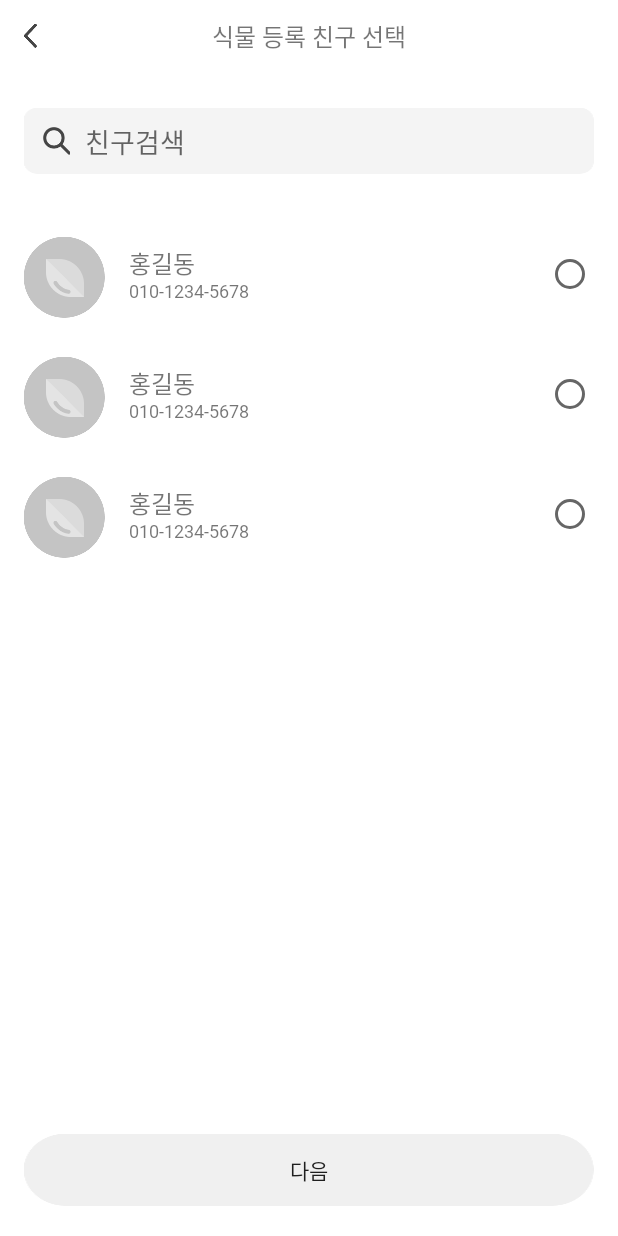
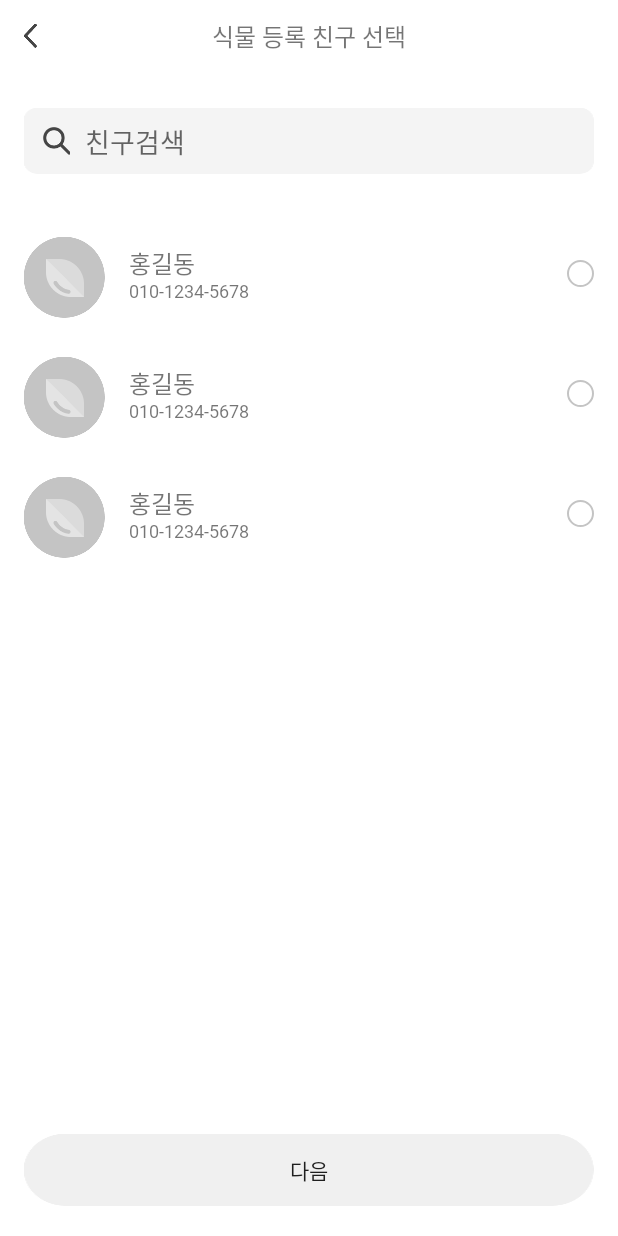
Before and after one commit to TeamCherish/CherishAndroid, an Android app: the layout activity_phonebook.xml on its own in the app's theme, with its tools: preview values and no code run, on a phone screen of 412 x 824 dp. Run offline under Robolectric (Android 15) with nearby library versions, the phone set to English and light mode, and no system bars.

Commit message:
[chore]:radiobtn_custom

```diff
--- a/app/src/main/java/com/sopt/cherish/ui/enrollment/EnrollPlantActicity.kt
+++ b/app/src/main/java/com/sopt/cherish/ui/enrollment/EnrollPlantActicity.kt
@@ -29,6 +29,11 @@ class EnrollPlantActicity : AppCompatActivity(),WeekPickerDialogFragment.TestDia
         binding = AcitivityEnrollplantBinding.inflate(layoutInflater)
 
         setContentView(binding.root)
+
+        binding.phoneName.text=intent.getStringExtra("phonename")
+        binding.phoneNumber.text=intent.getStringExtra("phonenumber")
+
+      //  intent.getStringExtra("phonenumber")
 
         binding.imageButton.setOnClickListener {
             val intent = Intent(this, PhoneBookActivity::class.java)
--- a/app/src/main/java/com/sopt/cherish/ui/enrollment/PhoneBookActivity.kt
+++ b/app/src/main/java/com/sopt/cherish/ui/enrollment/PhoneBookActivity.kt
@@ -46,9 +46,14 @@ class PhoneBookActivity : AppCompatActivity() {
         setContentView(binding.root)
         checkAndStart()
 
+
         // 버튼 클릭하면 라디오 버튼 선택한 데이터가 다음 식물등록 뷰에 보여지는 부분
         binding.buttonnext.setOnClickListener {
             val intent = Intent(this, EnrollPlantActicity::class.java)
+            Toast.makeText(this,madapter.phonename,Toast.LENGTH_LONG).show()
+            intent.putExtra("phonename",madapter.phonename)
+            intent.putExtra("phonenumber",madapter.phonenumber)
+            Log.d("vvvv",madapter.phonename.toString())
             startActivity(intent)
         }
 
--- /dev/null
+++ b/app/src/main/res/drawable/radio.xml
@@ -0,0 +1,7 @@
+<selector xmlns:android="http://schemas.android.com/apk/res/android">
+
+    <item android:state_checked="false" android:drawable="@drawable/radio_off"/>
+    <item android:state_checked="true" android:drawable="@drawable/radio_on"/>
+    <item android:drawable="@drawable/radio_off"/>
+
+</selector>
--- /dev/null
+++ b/app/src/main/res/drawable/radio_off.xml
@@ -0,0 +1,13 @@
+<?xml version="1.0" encoding="utf-8"?>
+<shape xmlns:android="http://schemas.android.com/apk/res/android"
+    android:shape="oval">
+
+    <size
+        android:width="18dp"
+        android:height="18dp"/>
+    <stroke
+        android:width="1dp"
+        android:color="@color/cherish_gray"
+        />
+
+</shape>
--- /dev/null
+++ b/app/src/main/res/drawable/radio_on.xml
@@ -0,0 +1,9 @@
+<?xml version="1.0" encoding="utf-8"?>
+<shape xmlns:android="http://schemas.android.com/apk/res/android"
+    android:shape="oval">
+    <solid android:color="@color/cherish_green_main"/>
+    <size
+        android:width="18dp"
+        android:height="18dp"/>
+
+</shape>
--- /dev/null
+++ b/app/src/main/res/drawable/switch_knob.xml
@@ -0,0 +1,6 @@
+<?xml version="1.0" encoding="utf-8"?>
+<shape xmlns:tools="http://schemas.android.com/tools"
+    xmlns:android="http://schemas.android.com/apk/res/android"
+    tools:ignore="MissingDefaultResource">
+
+</shape>
--- a/app/src/main/res/layout/acitivity_enrollplant.xml
+++ b/app/src/main/res/layout/acitivity_enrollplant.xml
@@ -62,6 +62,7 @@
                 app:layout_constraintTop_toBottomOf="@+id/textname">
 
                 <TextView
+                    android:id="@+id/phone_name"
                     android:layout_width="wrap_content"
                     android:layout_height="wrap_content"
                     android:layout_marginStart="12dp"
@@ -310,7 +311,7 @@
             android:layout_width="wrap_content"
             android:layout_height="wrap_content"
             android:layout_marginEnd="20dp"
-            android:thumb="@drawable/knob"
+            android:thumb="@drawable/switch_thumb_selector"
             android:track="@drawable/track"
             app:layout_constraintBottom_toBottomOf="parent"
             app:layout_constraintEnd_toEndOf="parent"
--- a/app/src/main/res/layout/item_layout.xml
+++ b/app/src/main/res/layout/item_layout.xml
@@ -46,7 +46,8 @@
 
         android:id="@+id/radioButton"
         android:layout_width="0dp"
-        android:layout_height="22dp"
+        android:layout_height="wrap_content"
+        android:button="@drawable/radio"
         app:layout_constraintBottom_toBottomOf="@+id/textPhone"
         app:layout_constraintEnd_toEndOf="parent"
         app:layout_constraintTop_toTopOf="@+id/textName" />
--- a/app/src/main/res/values/colors.xml
+++ b/app/src/main/res/values/colors.xml
@@ -20,5 +20,6 @@
     <color name="cherish_dark_62">#9e252930</color>
     <color name="cherish_text_box_gray">#F5F5F5</color>
     <color name="cherish_purple">#8189b3</color>
+    <color name="cherish_gray">#c4c4c4</color>
 
 </resources>
```
Also changed, not shown: app/src/main/java/com/sopt/cherish/ui/adapter/PhoneBookAdapter.kt (+6 -1 lines), app/src/main/res/drawable/radiobtn_custom.xml (added, +25 -0 lines), app/src/main/res/drawable/switch_thumb_selector.xml (+3 -7 lines), app/src/main/res/drawable-xxhdpi/btn_checkbox_selected.png, app/src/main/res/drawable-xxxhdpi/btn_checkbox_selected.png.
